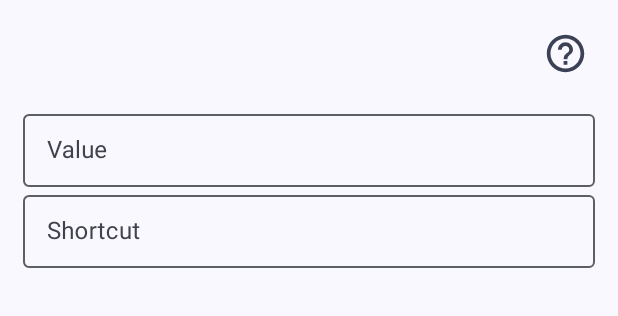
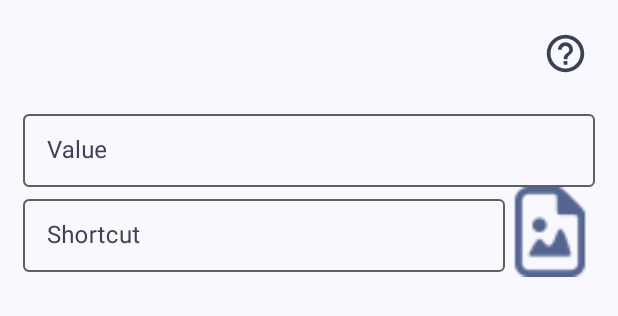
Before and after one commit to MuntashirAkon/SetEdit, an Android app: the layout dialog_edit.xml on its own in the app's theme, with its tools: preview values and no code run, on a phone screen of 412 x 824 dp. Shown: the top 316 px of the screen. Run offline under Robolectric (Android 15) with nearby library versions, the phone set to English and light mode, and no system bars.

Commit message:
Add Icon picker for new shortcut

```diff
--- a/app/src/main/java/io/github/ferreol/seteditplus/Native.java
+++ b/app/src/main/java/io/github/ferreol/seteditplus/Native.java
@@ -1,6 +1,7 @@
 package io.github.ferreol.seteditplus;
 
 import android.os.Build;
+
 import java.util.Collections;
 import java.util.Comparator;
 import java.util.List;
--- a/app/src/main/res/layout/dialog_edit.xml
+++ b/app/src/main/res/layout/dialog_edit.xml
@@ -65,11 +65,18 @@
 
         </com.google.android.material.textfield.TextInputLayout>
 
-        <com.google.android.material.textfield.TextInputLayout
-            style="@style/Widget.Material3.TextInputLayout.OutlinedBox.Dense"
+        <androidx.appcompat.widget.LinearLayoutCompat
             android:layout_width="match_parent"
             android:layout_height="wrap_content"
-            android:hint="@string/shortcut">
+            android:orientation="horizontal">
+
+            <com.google.android.material.textfield.TextInputLayout
+                style="@style/Widget.Material3.TextInputLayout.OutlinedBox.Dense"
+                android:layout_width="wrap_content"
+                android:layout_height="wrap_content"
+                android:layout_gravity="center"
+                android:layout_weight="1"
+                android:hint="@string/shortcut">
 
             <com.google.android.material.textfield.TextInputEditText
                 android:id="@+id/txtEditShortcut"
@@ -81,7 +88,21 @@
                 android:textSize="16sp"
                 tools:text="@tools:sample/lorem[7]" />
 
-        </com.google.android.material.textfield.TextInputLayout>
+            </com.google.android.material.textfield.TextInputLayout>
+
+            <com.google.android.material.button.MaterialButton
+                android:id="@+id/button_icon"
+                android:layout_width="60dp"
+                android:layout_height="60dp"
+                android:layout_gravity="center"
+                android:background="@drawable/ic_action_name"
+                android:layout_weight="0"
+                android:text="@null"
+                app:iconGravity="textStart"
+                app:iconTint="?attr/colorAccent"
+                android:contentDescription="@string/icon_picker"/>
+
+        </androidx.appcompat.widget.LinearLayoutCompat>
 
     </androidx.appcompat.widget.LinearLayoutCompat>
 
--- a/app/src/main/res/mipmap-anydpi-v26/ic_launcher_round.xml
+++ /dev/null
@@ -1,5 +0,0 @@
-<?xml version="1.0" encoding="utf-8"?>
-<adaptive-icon xmlns:android="http://schemas.android.com/apk/res/android">
-    <background android:drawable="@color/ic_launcher_background"/>
-    <foreground android:drawable="@drawable/ic_launcher_foreground"/>
-</adaptive-icon>
--- a/app/src/main/res/values/strings.xml
+++ b/app/src/main/res/values/strings.xml
@@ -27,5 +27,5 @@
     <string name="theme_battery">Follow battery saver</string>
     <string name="theme">Theme</string>
     <string name="shortcut">Shortcut</string>
-    <string name="shortcut_not_supported">Shortcut not supported!</string>
+    <string name="icon_picker">Icon Picker</string>
 </resources>
```
Also changed, not shown: app/src/main/AndroidManifest.xml (+22 -18 lines), app/src/main/java/io/github/ferreol/seteditplus/EditorActivity.java (+15 -2 lines), app/src/main/java/io/github/ferreol/seteditplus/EditorUtils.java (+14 -7 lines), app/src/main/java/io/github/ferreol/seteditplus/adapters/AbsRecyclerAdapter.java (+40 -3 lines), app/src/main/res/color/outlined_stroke_color.xml (deleted, +0 -8 lines), app/src/main/res/drawable-hdpi/ic_action_name.png (added), app/src/main/res/drawable-mdpi/ic_action_name.png (added), app/src/main/res/drawable-xhdpi/ic_action_name.png (added), app/src/main/res/drawable-xxhdpi/ic_action_name.png (added), app/src/main/res/drawable-xxxhdpi/ic_action_name.png (added), app/src/main/res/mipmap-hdpi/ic_launcher_round.png (deleted), app/src/main/res/mipmap-mdpi/ic_launcher_round.png (deleted), app/src/main/res/mipmap-xhdpi/ic_launcher_round.png (deleted), app/src/main/res/mipmap-xxhdpi/ic_launcher_round.png (deleted), 1 more files, 1 other file.
